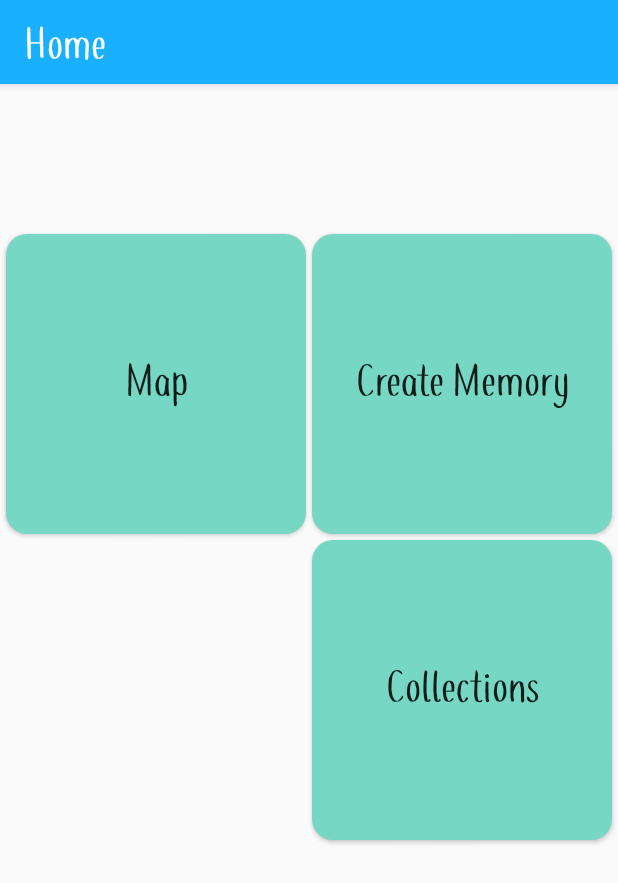
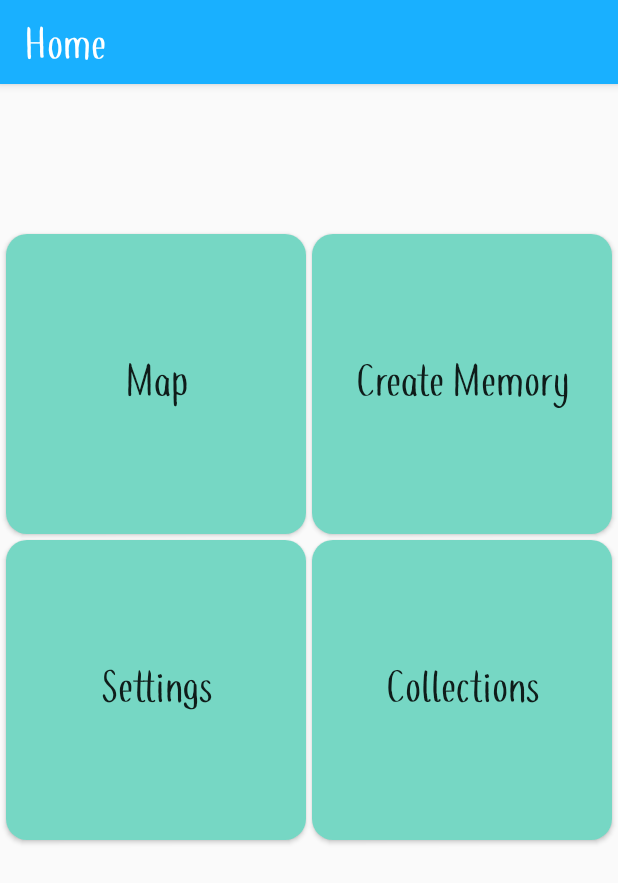
Before and after one commit to FranciscoNgo/Project-B, an Android app: the screen it shows after launch (MainActivity), on a phone screen of 412 x 824 dp. Shown: the top 883 px of the screen. Run offline under Robolectric (Android 15) with nearby library versions, the phone set to English and light mode, and no system bars.

Commit message:
Revert "Verwijderen van settings"
This reverts commit ca6fb58eac456e07c187c0bb288d323904fdc029.

```diff
--- a/ProjectB/app/src/main/AndroidManifest.xml
+++ b/ProjectB/app/src/main/AndroidManifest.xml
@@ -21,6 +21,7 @@
         android:theme="@style/AppTheme">
         <activity android:name=".Memory_Page"></activity>
         <activity android:name=".Maps" />
+        <activity android:name=".Settings" />
         <activity android:name=".Pick_Location" />
         <!--
              The API key for Google Maps-based APIs is defined as a string resource.
--- a/ProjectB/app/src/main/res/layout/activity_main.xml
+++ b/ProjectB/app/src/main/res/layout/activity_main.xml
@@ -69,6 +69,22 @@
         app:layout_constraintTop_toTopOf="parent" />
 
     <Button
+        android:id="@+id/buttonSettings"
+        android:layout_width="200dp"
+        android:layout_height="200dp"
+        android:layout_marginStart="4dp"
+        android:layout_marginTop="4dp"
+        android:background="@drawable/mainbuttonbackground"
+        android:backgroundTint="#76D7C4  "
+        android:fontFamily="@font/coffeetea"
+        android:onClick="buttonClicked"
+        android:text="Settings"
+        android:textAllCaps="false"
+        android:textSize="30sp"
+        app:layout_constraintStart_toStartOf="parent"
+        app:layout_constraintTop_toBottomOf="@+id/buttonMap" />
+
+    <Button
         android:id="@+id/buttonCollections"
         android:layout_width="200dp"
         android:layout_height="200dp"
```
Also changed, not shown: ProjectB/app/src/main/java/com/example/project_b/MainActivity.java (+6 -2 lines), ProjectB/app/src/main/java/com/example/project_b/Settings.java (added, +61 -0 lines), ProjectB/app/src/main/res/layout/activity_settings.xml (added, +14 -0 lines).
